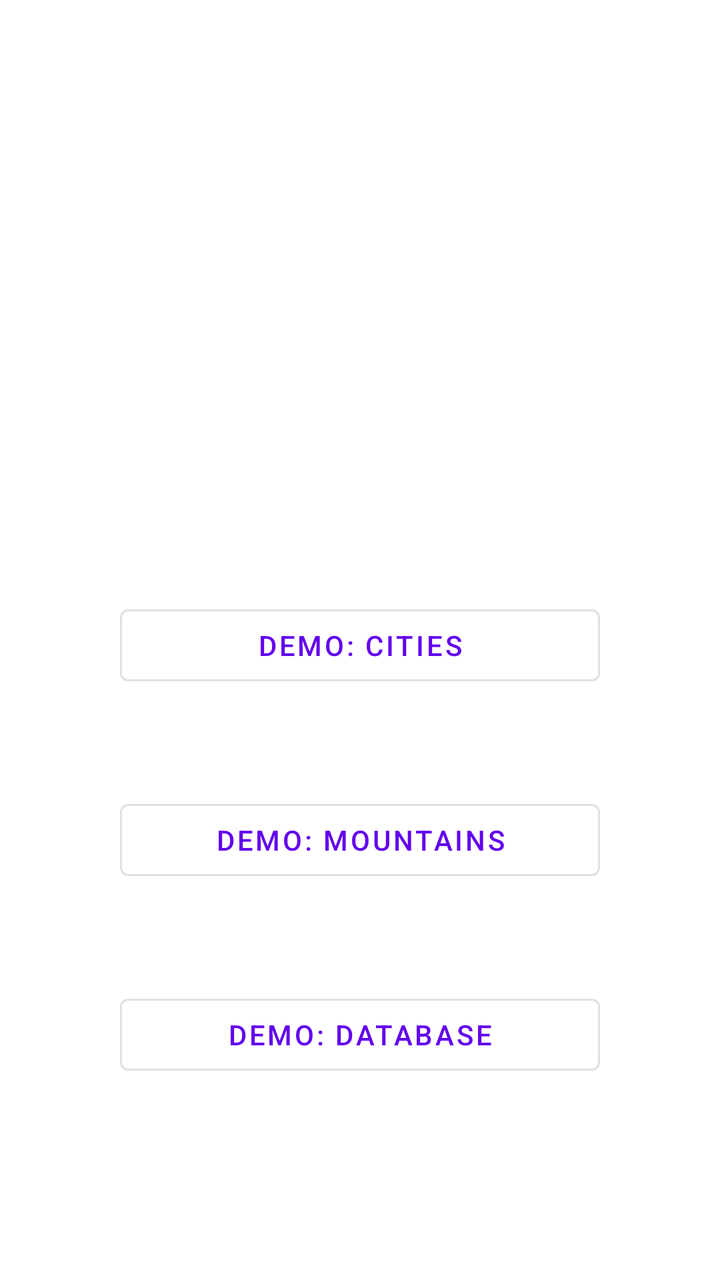
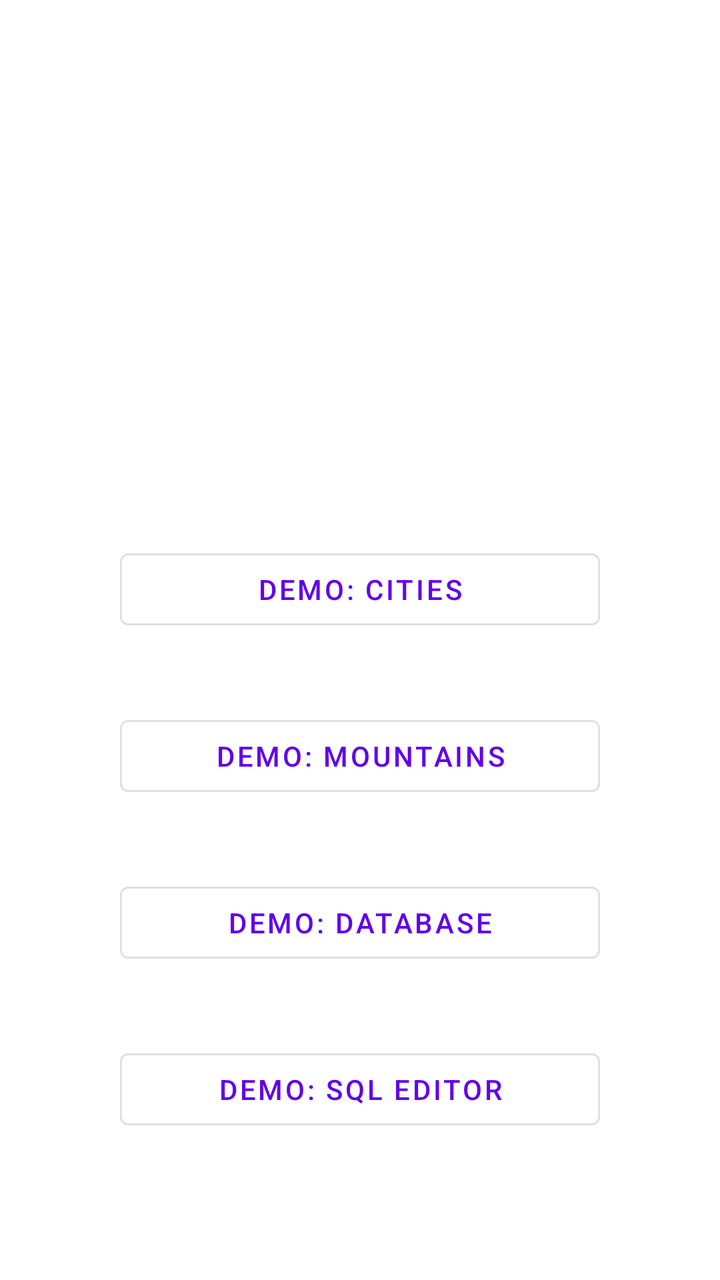

Screens rendered from an Android XML layout before and after an edit, with the pre-edit source and the edit as a unified diff.
<!-- AndroidManifest.xml: application theme Theme.GridDemo -->
<!-- res/layout/activity_main.xml -->
<?xml version="1.0" encoding="utf-8"?>
<LinearLayout xmlns:android="http://schemas.android.com/apk/res/android"
    xmlns:app="http://schemas.android.com/apk/res-auto"
    xmlns:tools="http://schemas.android.com/tools"
    android:id="@+id/root"
    android:layout_width="match_parent"
    android:layout_height="match_parent"
    android:background="?attr/colorSurface"
    android:orientation="vertical">

    
    <FrameLayout
        android:id="@+id/grid_container"
        android:layout_width="match_parent"
        android:layout_height="0dp"
        android:layout_weight="1" >

        <LinearLayout
            android:layout_width="match_parent"
            android:layout_height="match_parent"
            android:orientation="vertical"
            android:layout_marginStart="60dp"
            android:layout_marginEnd="60dp"
            android:layout_gravity="center_vertical"
            tools:ignore="UselessParent">

            <Space
                android:layout_width="match_parent"
                android:layout_height="0dp"
                android:layout_weight="1" />

            <ImageView
                android:layout_width="200dp"
                android:layout_height="200dp"
                android:layout_marginStart="60dp"
                android:layout_marginEnd="60dp"
                android:contentDescription="@string/app_name"
                android:scaleType="centerCrop"
                android:src="@mipmap/ic_launcher_round"
                android:layout_gravity="center" />

            <Space
                android:layout_width="match_parent"
                android:layout_height="0dp"
                android:layout_weight="1" />

            <com.google.android.material.button.MaterialButton
                android:id="@+id/demo_cities"
                style="@style/Widget.MaterialComponents.Button.OutlinedButton"
                android:layout_width="match_parent"
                android:layout_height="wrap_content"
                android:layout_gravity="center"
                android:text="@string/demo_cities" />

            <Space
                android:layout_width="match_parent"
                android:layout_height="0dp"
                android:layout_weight="1" />

            <com.google.android.material.button.MaterialButton
                android:id="@+id/demo_mountains"
                style="@style/Widget.MaterialComponents.Button.OutlinedButton"
                android:layout_width="match_parent"
                android:layout_height="wrap_content"
                android:layout_gravity="center"
                android:text="@string/demo_mountains" />

            <Space
                android:layout_width="match_parent"
                android:layout_height="0dp"
                android:layout_weight="1" />

            <com.google.android.material.button.MaterialButton
                android:id="@+id/demo_database"
                style="@style/Widget.MaterialComponents.Button.OutlinedButton"
                android:layout_width="match_parent"
                android:layout_height="wrap_content"
                android:layout_gravity="center"
                android:text="@string/demo_database" />

            <Space
                android:layout_width="match_parent"
                android:layout_height="0dp"
                android:layout_weight="2" />
        </LinearLayout>
    </FrameLayout>

    <LinearLayout
        android:id="@+id/control_bar"
        android:layout_width="match_parent"
        android:layout_height="wrap_content"
        android:gravity="center_vertical"
        android:orientation="horizontal"
        android:paddingStart="8dp"
        android:paddingEnd="8dp"
        android:visibility="gone">

        <com.google.android.material.button.MaterialButton
            android:id="@+id/prevPage"
            style="@style/Widget.MaterialComponents.Button.TextButton"
            android:layout_width="wrap_content"
            android:layout_height="wrap_content"
            android:text="@string/previous" />

        <com.google.android.material.button.MaterialButton
            android:id="@+id/button_selectTable"
            style="@style/Widget.MaterialComponents.Button.TextButton.Icon"
            android:layout_width="wrap_content"
            android:layout_height="wrap_content"
            android:contentDescription="@string/select_table"
            android:insetLeft="0dp"
            android:insetRight="0dp"
            android:minWidth="48dp"
            android:paddingStart="12dp"
            android:paddingEnd="12dp"
            android:visibility="gone"
            app:icon="@drawable/grid_ic_table"
            app:iconGravity="textStart"
            app:iconPadding="0dp" />

        <com.google.android.material.button.MaterialButton
            android:id="@+id/button_configColumns"
            style="@style/Widget.MaterialComponents.Button.TextButton.Icon"
            android:layout_width="wrap_content"
            android:layout_height="wrap_content"
            android:contentDescription="@string/config_columns"
            android:insetLeft="0dp"
            android:insetRight="0dp"
            android:minWidth="48dp"
            android:paddingStart="12dp"
            android:paddingEnd="12dp"
            app:icon="@drawable/grid_ic_reorder"
            app:iconGravity="textStart"
            app:iconPadding="0dp" />

        <com.google.android.material.button.MaterialButton
            android:id="@+id/button_search"
            style="@style/Widget.MaterialComponents.Button.TextButton.Icon"
            android:layout_width="wrap_content"
            android:layout_height="wrap_content"
            android:contentDescription="@string/search"
            android:insetLeft="0dp"
            android:insetRight="0dp"
            android:minWidth="48dp"
            android:paddingStart="12dp"
            android:paddingEnd="12dp"
            app:icon="@drawable/grid_ic_search"
            app:iconGravity="textStart"
            app:iconPadding="0dp" />

        <TextView
            android:id="@+id/pageNumOfNum"
            android:layout_width="0dp"
            android:layout_height="wrap_content"
            android:layout_weight="1"
            android:gravity="center"
            android:textAppearance="@style/TextAppearance.MaterialComponents.Body2" />

        <com.google.android.material.button.MaterialButton
            android:id="@+id/nextPage"
            style="@style/Widget.MaterialComponents.Button.TextButton"
            android:layout_width="wrap_content"
            android:layout_height="wrap_content"
            android:text="@string/next" />

    </LinearLayout>

</LinearLayout>
<!-- resources referenced by this layout -->
<resources>
  <!-- drawable grid_ic_reorder (drawable) -->
  <?xml version="1.0" encoding="utf-8"?>
  <vector xmlns:android="http://schemas.android.com/apk/res/android"
      android:width="24dp"
      android:height="24dp"
      android:viewportWidth="24"
      android:viewportHeight="24">
      <path
          android:fillColor="#FF000000"
          android:pathData="M3,15h18v-2H3V15z M3,19h18v-2H3V19z M3,11h18V9H3V11z M3,5v2h18V5H3z" />
  </vector>
  <!-- drawable grid_ic_search (drawable) -->
  <?xml version="1.0" encoding="utf-8"?>
  <vector xmlns:android="http://schemas.android.com/apk/res/android"
      android:width="24dp"
      android:height="24dp"
      android:viewportWidth="24"
      android:viewportHeight="24">
      <path
          android:fillColor="#FF000000"
          android:pathData="M15.5,14h-0.79l-0.28,-0.27C15.41,12.59 16,11.11 16,9.5 16,5.91 13.09,3 9.5,3S3,5.91 3,9.5 5.91,16 9.5,16c1.61,0 3.09,-0.59 4.23,-1.57l0.27,0.28v0.79l5,4.99L20.49,19l-4.99,-5zM9.5,14C7.01,14 5,11.99 5,9.5S7.01,5 9.5,5 14,7.01 14,9.5 11.99,14 9.5,14z" />
  </vector>
  <!-- drawable grid_ic_table (drawable) -->
  <?xml version="1.0" encoding="utf-8"?>
  <vector xmlns:android="http://schemas.android.com/apk/res/android"
      android:width="24dp"
      android:height="24dp"
      android:viewportWidth="960"
      android:viewportHeight="960">
      <path
          android:fillColor="#FF000000"
          android:pathData="M200,840Q167,840 143.5,816.5Q120,793 120,760L120,200Q120,167 143.5,143.5Q167,120 200,120L760,120Q793,120 816.5,143.5Q840,167 840,200L840,760Q840,793 816.5,816.5Q793,840 760,840L200,840ZM440,600L200,600L200,760Q200,760 200,760Q200,760 200,760L440,760L440,600ZM520,600L520,760L760,760Q760,760 760,760Q760,760 760,760L760,600L520,600ZM440,520L440,360L200,360L200,520L440,520ZM520,520L760,520L760,360L520,360L520,520ZM200,280L760,280L760,200Q760,200 760,200Q760,200 760,200L200,200Q200,200 200,200Q200,200 200,200L200,280Z"/>
  </vector>
  <!-- mipmap ic_launcher_round (mipmap-anydpi-v26) -->
  <?xml version="1.0" encoding="utf-8"?>
  <adaptive-icon xmlns:android="http://schemas.android.com/apk/res/android">
      <background android:drawable="@color/ic_launcher_background"/>
      <foreground android:drawable="@drawable/ic_launcher_foreground"/>
      <monochrome android:drawable="@drawable/ic_launcher_monochrome"/>
  </adaptive-icon>
  <string name="app_name">Grid Demo</string>
  <string name="config_columns">Hide/unhide, sort columns</string>
  <string name="demo_cities">Demo: Cities</string>
  <string name="demo_database">Demo: Database</string>
  <string name="demo_mountains">Demo: Mountains</string>
  <string name="next">Next</string>
  <string name="previous">Previous</string>
  <string name="search">Search</string>
  <string name="select_table">Select table</string>
  <style name="Theme.GridDemo" parent="Theme.MaterialComponents.DayNight.NoActionBar" />
  <color name="ic_launcher_background">#3D97DC</color>
  <!-- unchanged entries left out for length: 2 -->
</resources>

<!-- the commit's change to res/layout/activity_main.xml (unified diff, before → after) -->
@@ -81,6 +81,19 @@
             <Space
                 android:layout_width="match_parent"
                 android:layout_height="0dp"
+                android:layout_weight="1" />
+
+            <com.google.android.material.button.MaterialButton
+                android:id="@+id/demo_sqleditor"
+                style="@style/Widget.MaterialComponents.Button.OutlinedButton"
+                android:layout_width="match_parent"
+                android:layout_height="wrap_content"
+                android:layout_gravity="center"
+                android:text="@string/demo_sqleditor" />
+
+            <Space
+                android:layout_width="match_parent"
+                android:layout_height="0dp"
                 android:layout_weight="2" />
         </LinearLayout>
     </FrameLayout>
@@ -110,11 +123,27 @@
             android:contentDescription="@string/select_table"
             android:insetLeft="0dp"
             android:insetRight="0dp"
-            android:minWidth="48dp"
-            android:paddingStart="12dp"
-            android:paddingEnd="12dp"
+            android:minWidth="40dp"
+            android:paddingStart="8dp"
+            android:paddingEnd="8dp"
             android:visibility="gone"
             app:icon="@drawable/grid_ic_table"
+            app:iconGravity="textStart"
+            app:iconPadding="0dp" />
+
+        <com.google.android.material.button.MaterialButton
+            android:id="@+id/button_sqlEditor"
+            style="@style/Widget.MaterialComponents.Button.TextButton.Icon"
+            android:layout_width="wrap_content"
+            android:layout_height="wrap_content"
+            android:contentDescription="@string/sql_editor"
+            android:insetLeft="0dp"
+            android:insetRight="0dp"
+            android:minWidth="40dp"
+            android:paddingStart="8dp"
+            android:paddingEnd="8dp"
+            android:visibility="gone"
+            app:icon="@drawable/grid_ic_sql"
             app:iconGravity="textStart"
             app:iconPadding="0dp" />
 
@@ -126,9 +155,9 @@
             android:contentDescription="@string/config_columns"
             android:insetLeft="0dp"
             android:insetRight="0dp"
-            android:minWidth="48dp"
-            android:paddingStart="12dp"
-            android:paddingEnd="12dp"
+            android:minWidth="40dp"
+            android:paddingStart="8dp"
+            android:paddingEnd="8dp"
             app:icon="@drawable/grid_ic_reorder"
             app:iconGravity="textStart"
             app:iconPadding="0dp" />
@@ -141,9 +170,9 @@
             android:contentDescription="@string/search"
             android:insetLeft="0dp"
             android:insetRight="0dp"
-            android:minWidth="48dp"
-            android:paddingStart="12dp"
-            android:paddingEnd="12dp"
+            android:minWidth="40dp"
+            android:paddingStart="8dp"
+            android:paddingEnd="8dp"
             app:icon="@drawable/grid_ic_search"
             app:iconGravity="textStart"
             app:iconPadding="0dp" />
@@ -154,6 +183,7 @@
             android:layout_height="wrap_content"
             android:layout_weight="1"
             android:gravity="center"
+            android:maxLines="1"
             android:textAppearance="@style/TextAppearance.MaterialComponents.Body2" />
 
         <com.google.android.material.button.MaterialButton
<!-- resource entries referenced after the edit -->
@@ -22,6 +22,17 @@
           android:fillColor="#FF000000"
           android:pathData="M15.5,14h-0.79l-0.28,-0.27C15.41,12.59 16,11.11 16,9.5 16,5.91 13.09,3 9.5,3S3,5.91 3,9.5 5.91,16 9.5,16c1.61,0 3.09,-0.59 4.23,-1.57l0.27,0.28v0.79l5,4.99L20.49,19l-4.99,-5zM9.5,14C7.01,14 5,11.99 5,9.5S7.01,5 9.5,5 14,7.01 14,9.5 11.99,14 9.5,14z" />
   </vector>
+  <!-- drawable grid_ic_sql (drawable) -->
+  <?xml version="1.0" encoding="utf-8"?>
+  <vector xmlns:android="http://schemas.android.com/apk/res/android"
+      android:width="24dp"
+      android:height="24dp"
+      android:viewportWidth="960"
+      android:viewportHeight="960">
+      <path
+          android:fillColor="#FF000000"
+          android:pathData="M160,600q-17 0-28.5-11.5T120,560v-40h60v20h80v-40H160q-17 0-28.5-11.5T120,460v-60q0-17 11.5-28.5T160,360h120q17 0 28.5 11.5T320,400v40h-60v-20h-80v40h100q17 0 28.5 11.5T320,500v60q0 17-11.5 28.5T280,600H160Zm310 60v-60h-30q-17 0-28.5-11.5T400,560v-160q0-17 11.5-28.5T440,360h120q17 0 28.5 11.5T600,400v160q0 17-11.5 28.5T560,600h-30v60h-60Zm-10-120h80v-120h-80v120Zm220-180h60v180h100v60H680v-240Z"/>
+  </vector>
   <!-- drawable grid_ic_table (drawable) -->
   <?xml version="1.0" encoding="utf-8"?>
   <vector xmlns:android="http://schemas.android.com/apk/res/android"
@@ -45,10 +56,12 @@
   <string name="demo_cities">Demo: Cities</string>
   <string name="demo_database">Demo: Database</string>
   <string name="demo_mountains">Demo: Mountains</string>
+  <string name="demo_sqleditor">Demo: SQL editor</string>
   <string name="next">Next</string>
   <string name="previous">Previous</string>
   <string name="search">Search</string>
   <string name="select_table">Select table</string>
+  <string name="sql_editor">Click an SQL statement together</string>
   <style name="Theme.GridDemo" parent="Theme.MaterialComponents.DayNight.NoActionBar" />
   <color name="ic_launcher_background">#3D97DC</color>
   <!-- unchanged entries left out for length: 2 -->
